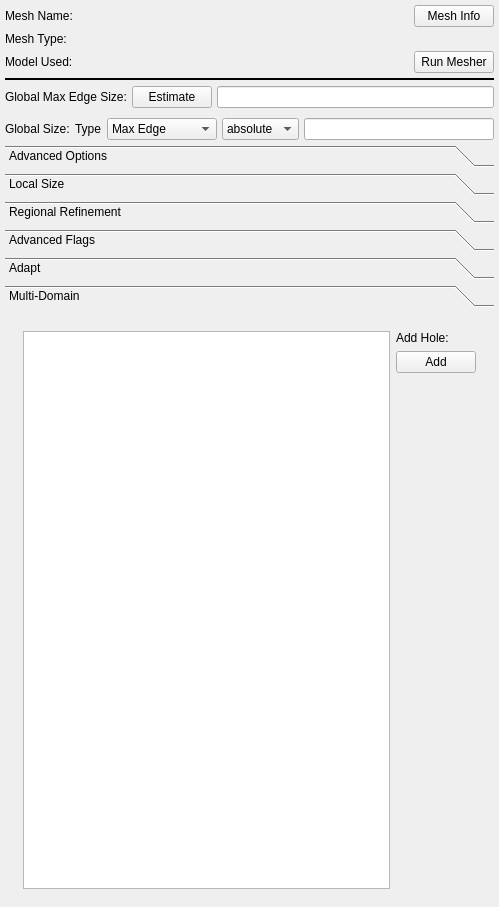
Qt form Code/Source/Plugins/org.sv.gui.qt.meshing/src/internal/svMeshEdit.ui (SimVascular/SimVascular) before a commit.
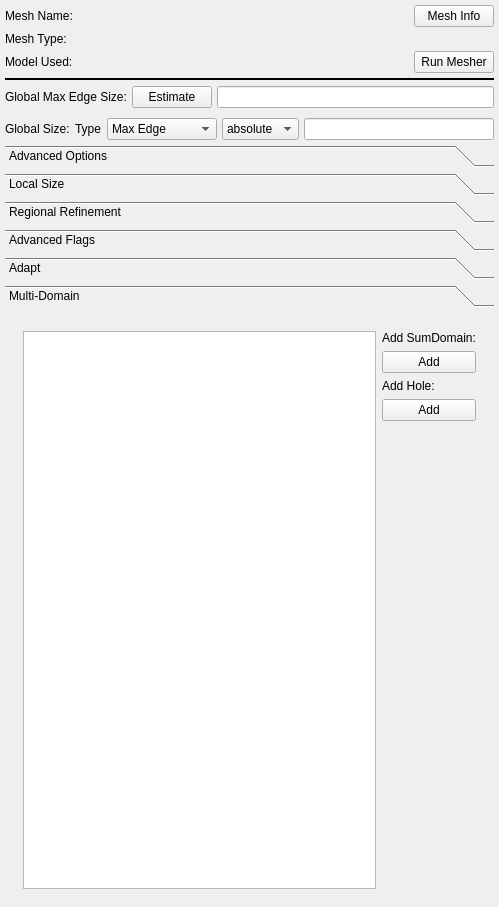
The same form after that commit. Custom widgets are drawn as their Qt base class.

```diff
--- a/Code/Source/Plugins/org.sv.gui.qt.meshing/src/internal/svMeshEdit.ui
+++ b/Code/Source/Plugins/org.sv.gui.qt.meshing/src/internal/svMeshEdit.ui
@@ -1775,11 +1775,25 @@
                 </item>
                 <item>
                  <layout class="QVBoxLayout" name="verticalLayout_23">
+                  <item>
+                   <widget class="QLabel" name="labelAddSubDomain">
+                    <property name="text">
+                     <string>Add SumDomain:</string>
+                    </property>
+                   </widget>
+                  </item>
+                  <item>
+                   <widget class="QPushButton" name="btnAddSubDomain">
+                    <property name="text">
+                     <string>Add</string>
+                    </property>
+                   </widget>
+                  </item>
                   <item>
                    <widget class="QLabel" name="labelAddHoleLabel">
                     <property name="maximumSize">
                      <size>
-                      <width>80</width>
+                      <width>16777215</width>
                       <height>16777215</height>
                      </size>
                     </property>
@@ -1792,7 +1806,7 @@
                    <widget class="QPushButton" name="btnAddHole">
                     <property name="maximumSize">
                      <size>
-                      <width>100</width>
+                      <width>16777215</width>
                       <height>16777215</height>
                      </size>
                     </property>
```
Left out of the diff: 20 changed lines with no effect on the pictures.
